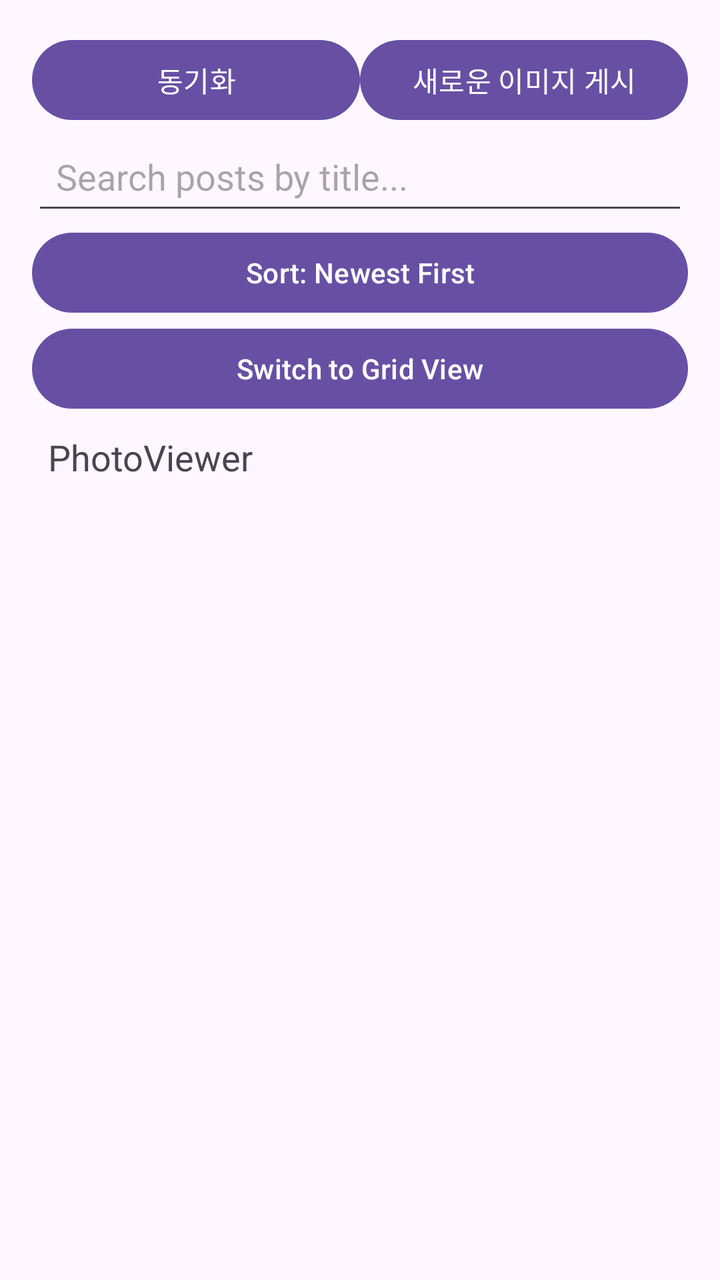
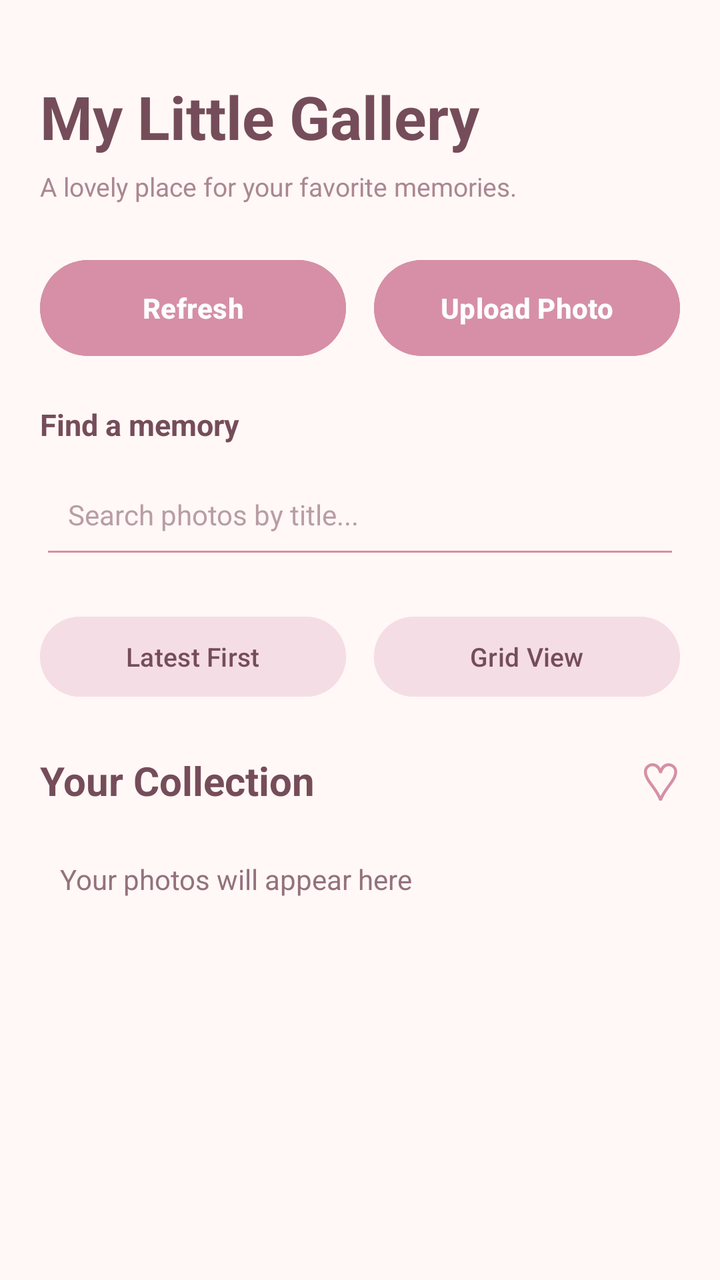

Two renders of the same Android screen: before a commit and after it. Below are the layout's source before the change and the commit's diff.
<!-- AndroidManifest.xml: application theme Theme.PhotoViewer -->
<!-- res/layout/activity_main.xml -->
<?xml version="1.0" encoding="utf-8"?>
<LinearLayout   xmlns:android="http://schemas.android.com/apk/res/android"
    xmlns:tools="http://schemas.android.com/tools"
    android:id="@+id/main"
    android:layout_width="match_parent"
    android:layout_height="match_parent"
    android:orientation="vertical"
    android:padding="16dp"
    tools:context=".MainActivity">

    <LinearLayout
        android:layout_width="match_parent"
        android:layout_height="wrap_content"
        android:orientation="horizontal">

        <Button
            android:id="@+id/btn_load"
            android:layout_width="0dp"
            android:layout_weight="1"
            android:layout_height="wrap_content"
            android:text="동기화" />

        <Button
            android:id="@+id/btn_save"
            android:layout_width="0dp"
            android:layout_height="wrap_content"
            android:layout_weight="1"
            android:text="새로운 이미지 게시" />

    </LinearLayout>

    <EditText
        android:id="@+id/searchEditText"
        android:layout_width="match_parent"
        android:layout_height="wrap_content"
        android:hint="Search posts by title..."
        android:inputType="text"
        android:singleLine="true"
        android:padding="12dp" />

    <Button
        android:id="@+id/btnSort"
        android:layout_width="match_parent"
        android:layout_height="wrap_content"
        android:text="Sort: Newest First"
        android:textAllCaps="false" />

    <Button
        android:id="@+id/btnViewMode"
        android:layout_width="match_parent"
        android:layout_height="wrap_content"
        android:text="Switch to Grid View"
        android:textAllCaps="false" />

    <TextView
        android:id="@+id/textView"
        android:layout_width="match_parent"
        android:layout_height="wrap_content"
        android:text="PhotoViewer"
        android:textSize="18sp"
        android:padding="8dp" />

    <androidx.recyclerview.widget.RecyclerView
        android:id="@+id/recyclerView"
        android:layout_width="match_parent"
        android:layout_height="0dp"
        android:layout_weight="1" />

</LinearLayout>
<!-- resources referenced by this layout -->
<resources>
  <style name="Theme.PhotoViewer" parent="Base.Theme.PhotoViewer" />
  <style name="Base.Theme.PhotoViewer" parent="Theme.Material3.DayNight.NoActionBar">
          
          
      </style>
</resources>

<!-- the commit's change to res/layout/activity_main.xml (unified diff, before → after) -->
@@ -1,69 +1,169 @@
-<?xml version="1.0" encoding="utf-8"?>
-<LinearLayout   xmlns:android="http://schemas.android.com/apk/res/android"
+<LinearLayout xmlns:android="http://schemas.android.com/apk/res/android"
     xmlns:tools="http://schemas.android.com/tools"
     android:id="@+id/main"
     android:layout_width="match_parent"
     android:layout_height="match_parent"
     android:orientation="vertical"
-    android:padding="16dp"
+    android:background="#FFF8F6"
+    android:padding="20dp"
     tools:context=".MainActivity">
 
+    
+    <TextView
+        android:layout_width="match_parent"
+        android:layout_height="wrap_content"
+        android:layout_marginTop="18dp"
+        android:text="My Little Gallery"
+        android:textColor="#754D5A"
+        android:textSize="30sp"
+        android:textStyle="bold" />
+
+    <TextView
+        android:layout_width="match_parent"
+        android:layout_height="wrap_content"
+        android:layout_marginTop="6dp"
+        android:layout_marginBottom="24dp"
+        android:text="A lovely place for your favorite memories."
+        android:textColor="#AA8793"
+        android:textSize="13sp" />
+
+    
     <LinearLayout
         android:layout_width="match_parent"
         android:layout_height="wrap_content"
+        android:layout_marginBottom="20dp"
         android:orientation="horizontal">
 
         <Button
             android:id="@+id/btn_load"
             android:layout_width="0dp"
+            android:layout_height="56dp"
             android:layout_weight="1"
-            android:layout_height="wrap_content"
-            android:text="동기화" />
+            android:layout_marginEnd="7dp"
+            android:backgroundTint="#D68FA7"
+            android:text="Refresh"
+            android:textAllCaps="false"
+            android:textColor="#FFFFFF"
+            android:textSize="14sp"
+            android:textStyle="bold" />
 
         <Button
             android:id="@+id/btn_save"
             android:layout_width="0dp"
-            android:layout_height="wrap_content"
+            android:layout_height="56dp"
             android:layout_weight="1"
-            android:text="새로운 이미지 게시" />
+            android:layout_marginStart="7dp"
+            android:backgroundTint="#D68FA7"
+            android:text="Upload Photo"
+            android:textAllCaps="false"
+            android:textColor="#FFFFFF"
+            android:textSize="14sp"
+            android:textStyle="bold" />
 
     </LinearLayout>
+
+    
+    <TextView
+        android:layout_width="match_parent"
+        android:layout_height="wrap_content"
+        android:layout_marginBottom="8dp"
+        android:text="Find a memory"
+        android:textColor="#754D5A"
+        android:textSize="15sp"
+        android:textStyle="bold" />
 
     <EditText
         android:id="@+id/searchEditText"
         android:layout_width="match_parent"
-        android:layout_height="wrap_content"
-        android:hint="Search posts by title..."
+        android:layout_height="54dp"
+        android:layout_marginBottom="20dp"
+        android:backgroundTint="#D68FA7"
+        android:hint="Search photos by title..."
         android:inputType="text"
+        android:padding="14dp"
         android:singleLine="true"
-        android:padding="12dp" />
+        android:textColor="#754D5A"
+        android:textColorHint="#B99DA6"
+        android:textSize="14sp" />
 
-    <Button
-        android:id="@+id/btnSort"
+    
+    <LinearLayout
         android:layout_width="match_parent"
         android:layout_height="wrap_content"
-        android:text="Sort: Newest First"
-        android:textAllCaps="false" />
+        android:layout_marginBottom="20dp"
+        android:orientation="horizontal">
 
-    <Button
-        android:id="@+id/btnViewMode"
+        <Button
+            android:id="@+id/btnSort"
+            android:layout_width="0dp"
+            android:layout_height="48dp"
+            android:layout_weight="1"
+            android:layout_marginEnd="7dp"
+            android:backgroundTint="#F5DDE5"
+            android:text="Latest First"
+            android:textAllCaps="false"
+            android:textColor="#754D5A"
+            android:textSize="13sp" />
+
+        <Button
+            android:id="@+id/btnViewMode"
+            android:layout_width="0dp"
+            android:layout_height="48dp"
+            android:layout_weight="1"
+            android:layout_marginStart="7dp"
+            android:backgroundTint="#F5DDE5"
+            android:text="Grid View"
+            android:textAllCaps="false"
+            android:textColor="#754D5A"
+            android:textSize="13sp" />
+
+    </LinearLayout>
+
+    
+    <LinearLayout
         android:layout_width="match_parent"
         android:layout_height="wrap_content"
-        android:text="Switch to Grid View"
-        android:textAllCaps="false" />
+        android:layout_marginBottom="12dp"
+        android:gravity="center_vertical"
+        android:orientation="horizontal">
 
+        <TextView
+            android:layout_width="0dp"
+            android:layout_height="wrap_content"
+            android:layout_weight="1"
+            android:text="Your Collection"
+            android:textColor="#754D5A"
+            android:textSize="20sp"
+            android:textStyle="bold" />
+
+        <TextView
+            android:layout_width="wrap_content"
+            android:layout_height="wrap_content"
+            android:text="♡"
+            android:textColor="#D68FA7"
+            android:textSize="26sp" />
+
+    </LinearLayout>
+
+    
     <TextView
         android:id="@+id/textView"
         android:layout_width="match_parent"
         android:layout_height="wrap_content"
-        android:text="PhotoViewer"
-        android:textSize="18sp"
-        android:padding="8dp" />
+        android:layout_marginBottom="14dp"
+        android:backgroundTint="#FCE9EE"
+        android:padding="10dp"
+        android:text="Your photos will appear here"
+        android:textColor="#94717D"
+        android:textSize="14sp" />
 
+    
     <androidx.recyclerview.widget.RecyclerView
         android:id="@+id/recyclerView"
         android:layout_width="match_parent"
         android:layout_height="0dp"
-        android:layout_weight="1" />
+        android:layout_weight="1"
+        android:clipToPadding="false"
+        android:paddingBottom="16dp" />
 
 </LinearLayout>
